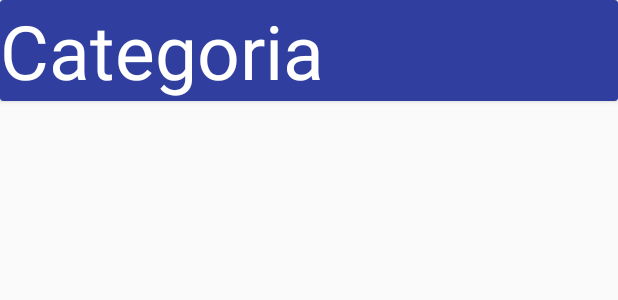
After one commit to benoffi7/GymFuture, an Android app: the layout row_category.xml on its own in the app's theme, with its tools: preview values and no code run, on a phone screen of 412 x 824 dp. The commit adds this screen. Shown: the top 300 px of the screen. Run offline under Robolectric (Android 15) with nearby library versions, the phone set to English and light mode, and no system bars.

Commit message:
agregado actividad categorias

```diff
--- /dev/null
+++ b/app/src/main/res/layout/row_category.xml
@@ -0,0 +1,33 @@
+<?xml version="1.0" encoding="utf-8"?>
+<android.support.v7.widget.CardView android:layout_height="wrap_content"
+    android:layout_width="match_parent"
+    xmlns:app="http://schemas.android.com/apk/res-auto"
+    app:cardBackgroundColor="@color/colorPrimaryDark"
+    android:id="@+id/card_category"
+    android:padding="30dp"
+    xmlns:android="http://schemas.android.com/apk/res/android">
+
+    <RelativeLayout
+        android:layout_width="wrap_content"
+        android:layout_height="wrap_content">
+
+        <ImageView
+            android:id="@+id/img_category"
+            android:contentDescription="background"
+            android:layout_width="wrap_content"
+            android:layout_height="wrap_content">
+
+
+        </ImageView>
+        <TextView
+            android:textSize="50dp"
+            android:id="@+id/txt_nameCategory"
+            android:layout_width="wrap_content"
+            android:layout_height="wrap_content"
+            android:gravity="center"
+            android:textColor="@android:color/white"
+            android:text="@string/category"
+            />
+    </RelativeLayout>
+
+</android.support.v7.widget.CardView>
--- a/app/src/main/res/values/colors.xml
+++ b/app/src/main/res/values/colors.xml
@@ -1,6 +1,9 @@
 <?xml version="1.0" encoding="utf-8"?>
 <resources>
-    <color name="colorPrimary">#008577</color>
-    <color name="colorPrimaryDark">#00574B</color>
-    <color name="colorAccent">#D81B60</color>
+    <color name="colorPrimary">#3F51B5</color>
+    <color name="colorPrimaryDark">#303F9F</color>
+    <color name="colorAccent">#FF5722</color>
+
+    <color name="colorPrimaryText">#212121</color>
+    <color name="colorSecondaryText">#757575</color>
 </resources>
--- a/app/src/main/res/values/strings.xml
+++ b/app/src/main/res/values/strings.xml
@@ -9,4 +9,7 @@
     <string name="action_settings">Settings</string>
     <string name="questionObjetive">¿Que buscas?</string>
     <string name="routines">Rutinas</string>
+    <string name="tutorials">Tutoriales</string>
+    <string name="category">Categoria</string>
+    <string name="title_category">Categorias</string>
 </resources>
```
Also changed, not shown: app/src/main/AndroidManifest.xml (+11 -4 lines), app/src/main/java/com/example/dami_/gymfuture/Activities/RoutinesActivity.java (added, +66 -0 lines), app/src/main/java/com/example/dami_/gymfuture/Fragments/HomeFragment.java (+13 -26 lines), app/src/main/java/com/example/dami_/gymfuture/adapters/CategoriesAdapter.java (added, +86 -0 lines), app/src/main/res/layout/activity_routines.xml (added, +15 -0 lines), app/src/main/res/layout/fragment_home.xml (+27 -16 lines).
